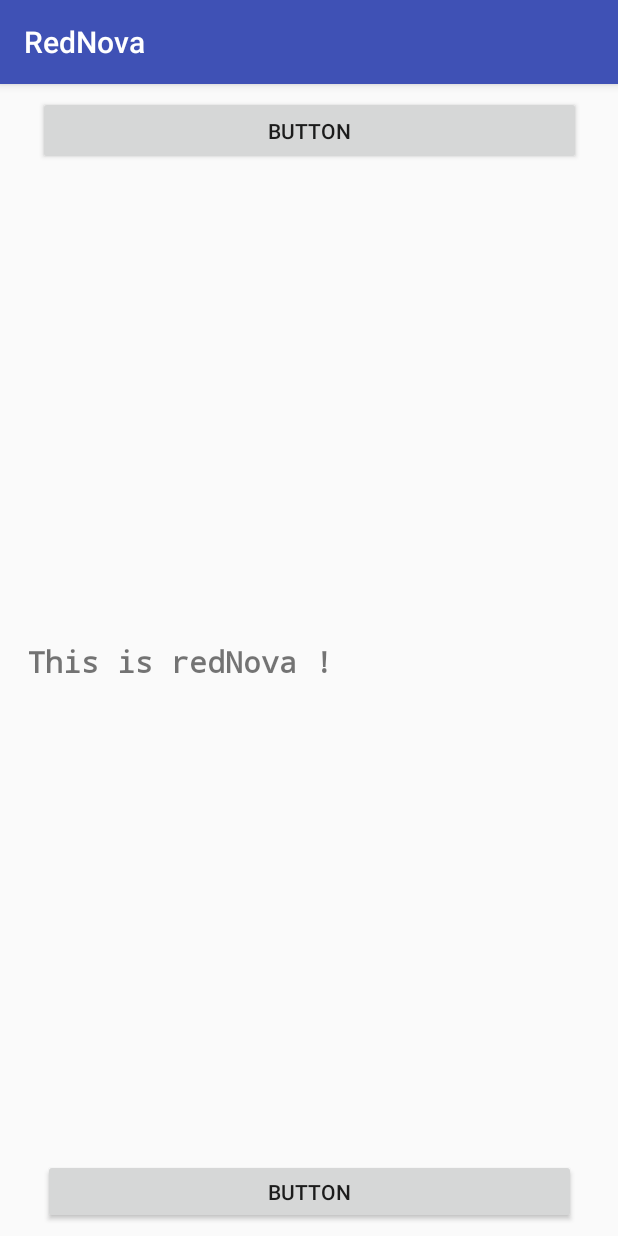
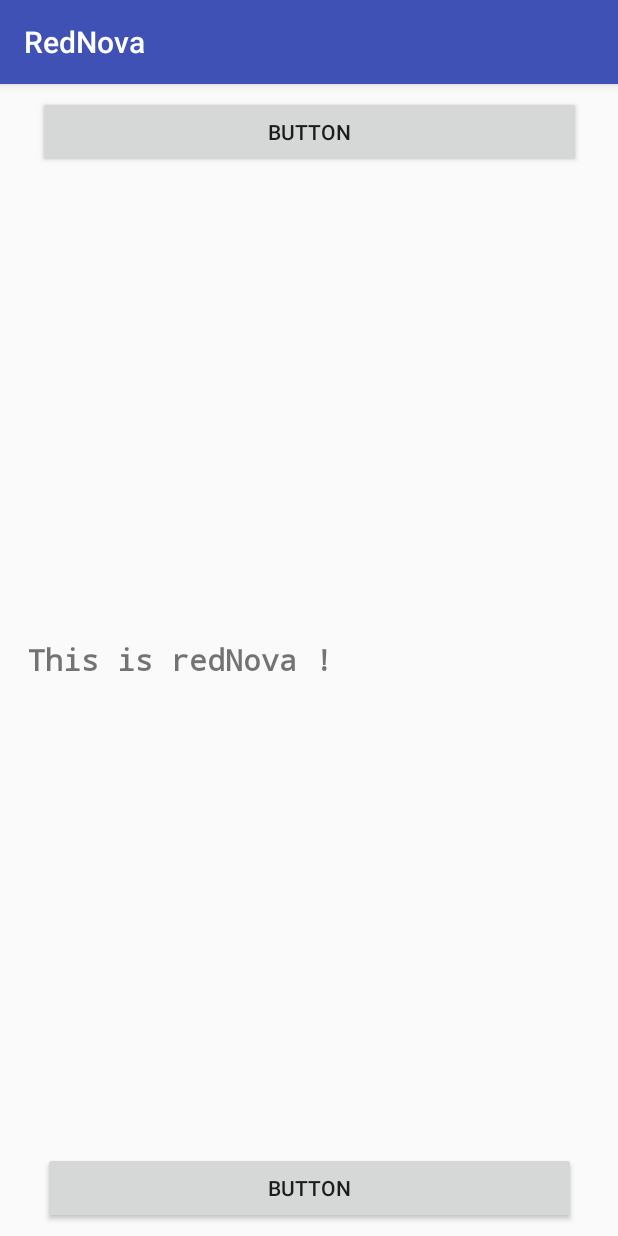
Before and after one commit to Saransh-Sharma/RedNova, an Android app: the screen it shows after launch (MainActivity), on a phone screen of 412 x 824 dp. Run offline under Robolectric (Android 15) with nearby library versions, the phone set to English and light mode, and no system bars.

Commit message:
fix button alignment

```diff
--- a/app/src/main/res/layout/activity_main.xml
+++ b/app/src/main/res/layout/activity_main.xml
@@ -38,7 +38,7 @@
     <Button
         android:id="@+id/button"
         android:layout_width="355dp"
-        android:layout_height="43dp"
+        android:layout_height="0dp"
         android:layout_marginStart="8dp"
         android:layout_marginLeft="8dp"
         android:layout_marginEnd="8dp"
@@ -53,7 +53,7 @@
     <Button
         android:id="@+id/button3"
         android:layout_width="362dp"
-        android:layout_height="46dp"
+        android:layout_height="0dp"
         android:layout_marginStart="8dp"
         android:layout_marginLeft="8dp"
         android:layout_marginTop="8dp"
```
